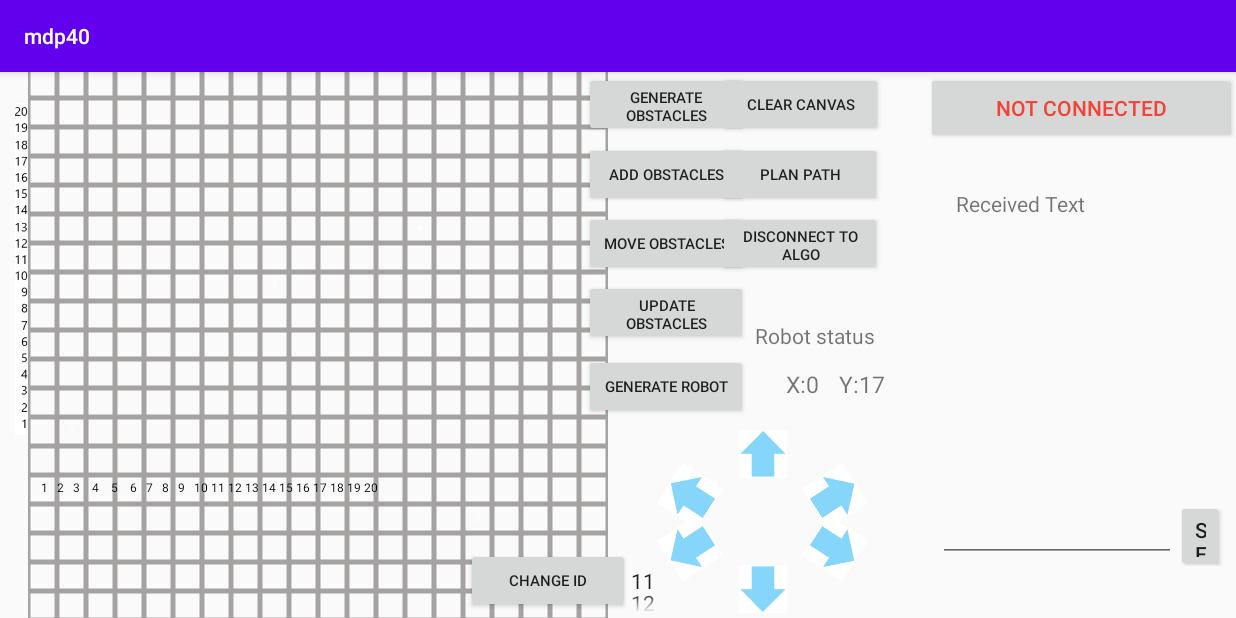
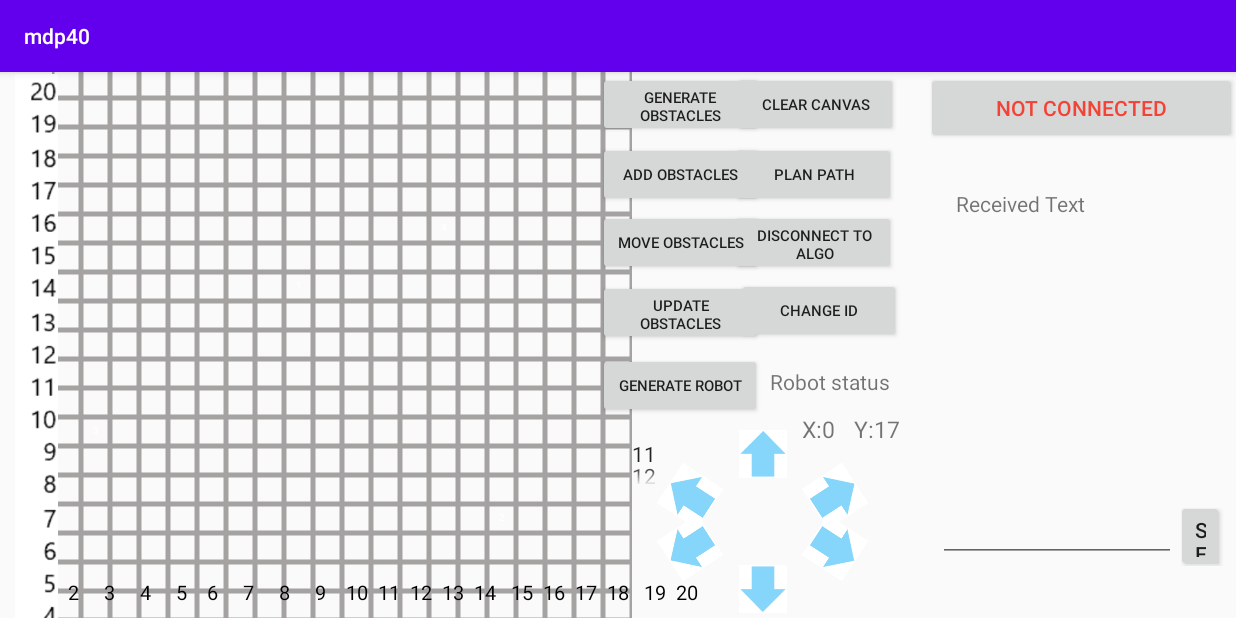
Before and after one commit to Anthony-Zou/mdp40, an Android app: the screen it shows after launch (MainActivity), on a phone screen of 824 x 412 dp (held sideways). Run offline under Robolectric (Android 15) with nearby library versions, the phone set to English and light mode, and no system bars.

Commit message:
latest layout

```diff
--- a/app/src/main/java/com/example/mdp40/MapGeneration/GridMap.java
+++ b/app/src/main/java/com/example/mdp40/MapGeneration/GridMap.java
@@ -20,9 +20,7 @@ import android.widget.TextView;
 import androidx.annotation.Nullable;
 import androidx.annotation.RequiresApi;
 
-import com.example.mdp40.MainActivity;
 import com.example.mdp40.R;
-import com.example.mdp40.bluetooth40.BluetoothService;
 import com.example.mdp40.fragments.mapPanelFragment;
 
 import java.util.ArrayList;
@@ -102,6 +100,7 @@ public class GridMap extends View{
         setMeasuredDimension(580, 580);
     }
 
+    @RequiresApi(api = Build.VERSION_CODES.N)
     @Override
     protected void onDraw(Canvas canvas){
         paint.setStyle(Paint.Style.FILL);
@@ -140,6 +139,7 @@ public class GridMap extends View{
         else {
             clearAll();
         }
+        //invalidate();
     }
 
     public void clearAll() {
@@ -295,6 +295,7 @@ public class GridMap extends View{
         canvas.drawRect(0, 0, 580, 580, paint);
     }
 
+    @RequiresApi(api = Build.VERSION_CODES.N)
     private void drawObstacles(Canvas canvas) {
         //System.out.println("grid map: " + game.getGripMap()[0][0]);
         if (game.getGripMap()[0][0] > 0) {
@@ -380,6 +381,7 @@ public class GridMap extends View{
         //move forward
         else if (game.getGripMap()[0][0] == 3) {
             moveRobot(canvas, resizedRobot, robotleftImage, robottopImage, 1);
+
         }
         //move backward
         else if (game.getGripMap()[0][0] == 4) {
--- a/app/src/main/res/layout/fragment_panel_center.xml
+++ b/app/src/main/res/layout/fragment_panel_center.xml
@@ -9,19 +9,6 @@
     tools:context=".fragments.mapPanelFragment">
 
 
-    <Button
-        android:id="@+id/moveObs"
-        android:layout_width="109dp"
-        android:layout_height="43dp"
-        android:text="Move Obstacles"
-        android:textSize="10sp"
-        app:layout_constraintBottom_toBottomOf="parent"
-        app:layout_constraintEnd_toEndOf="parent"
-        app:layout_constraintHorizontal_bias="0.777"
-        app:layout_constraintStart_toStartOf="parent"
-        app:layout_constraintTop_toTopOf="parent"
-        app:layout_constraintVertical_bias="0.288" />
-
     <NumberPicker
         android:id="@+id/numberPicker"
         android:layout_width="44dp"
@@ -29,23 +16,10 @@
         app:layout_constraintBottom_toBottomOf="parent"
         app:layout_constraintEnd_toEndOf="parent"
 
-        app:layout_constraintHorizontal_bias="0.717"
+        app:layout_constraintHorizontal_bias="0.718"
         app:layout_constraintStart_toStartOf="parent"
         app:layout_constraintTop_toTopOf="parent"
-        app:layout_constraintVertical_bias="0.989" />
-
-    <Button
-        android:id="@+id/addObs"
-        android:layout_width="109dp"
-        android:layout_height="43dp"
-        android:text="Add obstacles"
-        android:textSize="10sp"
-        app:layout_constraintBottom_toBottomOf="parent"
-        app:layout_constraintEnd_toEndOf="parent"
-        app:layout_constraintHorizontal_bias="0.777"
-        app:layout_constraintStart_toStartOf="parent"
-        app:layout_constraintTop_toTopOf="parent"
-        app:layout_constraintVertical_bias="0.145" />
+        app:layout_constraintVertical_bias="0.726" />
 
     <Button
         android:id="@+id/changeId"
@@ -56,37 +30,10 @@
         app:layout_constraintBottom_toBottomOf="parent"
         app:layout_constraintEnd_toEndOf="parent"
 
-        app:layout_constraintHorizontal_bias="0.616"
+        app:layout_constraintHorizontal_bias="0.986"
         app:layout_constraintStart_toStartOf="parent"
         app:layout_constraintTop_toTopOf="parent"
-        app:layout_constraintVertical_bias="0.989" />
-
-    <Button
-        android:id="@+id/genMap"
-        android:layout_width="109dp"
-        android:layout_height="43dp"
-        android:text="Generate Obstacles"
-        android:textSize="10sp"
-        app:layout_constraintBottom_toBottomOf="parent"
-        app:layout_constraintEnd_toEndOf="parent"
-        app:layout_constraintHorizontal_bias="0.778"
-        app:layout_constraintStart_toStartOf="parent"
-        app:layout_constraintTop_toTopOf="parent"
-        app:layout_constraintVertical_bias="0.0" />
-
-    <Button
-        android:id="@+id/clearCanvas"
-        android:layout_width="109dp"
-        android:layout_height="43dp"
-        android:text="Clear canvas"
-        android:textSize="10sp"
-        app:layout_constraintBottom_toBottomOf="parent"
-        app:layout_constraintEnd_toEndOf="parent"
-
-        app:layout_constraintHorizontal_bias="0.962"
-        app:layout_constraintStart_toStartOf="parent"
-        app:layout_constraintTop_toTopOf="parent"
-        app:layout_constraintVertical_bias="0.0" />
+        app:layout_constraintVertical_bias="0.429" />
 
     <Button
         android:id="@+id/genRobot"
@@ -97,23 +44,87 @@
         app:layout_constraintBottom_toBottomOf="parent"
         app:layout_constraintEnd_toEndOf="parent"
 
-        app:layout_constraintHorizontal_bias="0.778"
+        app:layout_constraintHorizontal_bias="0.797"
         app:layout_constraintStart_toStartOf="parent"
         app:layout_constraintTop_toTopOf="parent"
-        app:layout_constraintVertical_bias="0.587" />
+        app:layout_constraintVertical_bias="0.584" />
 
     <Button
-        android:id="@+id/updateObs"
+        android:id="@+id/disconnect"
         android:layout_width="109dp"
         android:layout_height="43dp"
-        android:text="Update Obstacles"
+        android:text="Disconnect to algo"
         android:textSize="10sp"
         app:layout_constraintBottom_toBottomOf="parent"
         app:layout_constraintEnd_toEndOf="parent"
-        app:layout_constraintHorizontal_bias="0.777"
+        app:layout_constraintHorizontal_bias="0.98"
         app:layout_constraintStart_toStartOf="parent"
         app:layout_constraintTop_toTopOf="parent"
-        app:layout_constraintVertical_bias="0.433" />
+        app:layout_constraintVertical_bias="0.287" />
+
+    <Button
+        android:id="@+id/genMap"
+        android:layout_width="109dp"
+        android:layout_height="43dp"
+        android:text="Generate Obstacles"
+        android:textSize="10sp"
+        app:layout_constraintBottom_toBottomOf="parent"
+        app:layout_constraintEnd_toEndOf="parent"
+        app:layout_constraintHorizontal_bias="0.797"
+        app:layout_constraintStart_toStartOf="parent"
+        app:layout_constraintTop_toTopOf="parent"
+        app:layout_constraintVertical_bias="0.0" />
+
+    <Button
+        android:id="@+id/addObs"
+        android:layout_width="109dp"
+        android:layout_height="43dp"
+        android:text="Add obstacles"
+        android:textSize="10sp"
+        app:layout_constraintBottom_toBottomOf="parent"
+        app:layout_constraintEnd_toEndOf="parent"
+        app:layout_constraintHorizontal_bias="0.796"
+        app:layout_constraintStart_toStartOf="parent"
+        app:layout_constraintTop_toTopOf="parent"
+        app:layout_constraintVertical_bias="0.145" />
+
+    <Button
+        android:id="@+id/moveObs"
+        android:layout_width="109dp"
+        android:layout_height="43dp"
+        android:text="Move Obstacles"
+        android:textSize="10sp"
+        app:layout_constraintBottom_toBottomOf="parent"
+        app:layout_constraintEnd_toEndOf="parent"
+        app:layout_constraintHorizontal_bias="0.796"
+        app:layout_constraintStart_toStartOf="parent"
+        app:layout_constraintTop_toTopOf="parent"
+        app:layout_constraintVertical_bias="0.287" />
+
+    <Button
+        android:id="@+id/planPath"
+        android:layout_width="109dp"
+        android:layout_height="43dp"
+        android:text="Plan path"
+        android:textSize="10sp"
+        app:layout_constraintBottom_toBottomOf="parent"
+        app:layout_constraintEnd_toEndOf="parent"
+        app:layout_constraintHorizontal_bias="0.98"
+        app:layout_constraintStart_toStartOf="parent"
+        app:layout_constraintTop_toTopOf="parent"
+        app:layout_constraintVertical_bias="0.145" />
+
+    <TextView
+        android:id="@+id/robotStatus"
+        android:layout_width="wrap_content"
+        android:layout_height="wrap_content"
+        android:text="Robot status"
+        app:layout_constraintBottom_toBottomOf="parent"
+        app:layout_constraintEnd_toEndOf="parent"
+        app:layout_constraintHorizontal_bias="0.973"
+        app:layout_constraintStart_toStartOf="parent"
+        app:layout_constraintTop_toTopOf="parent"
+        app:layout_constraintVertical_bias="0.571" />
 
     <TextView
         android:id="@+id/robotRightImage"
@@ -126,34 +137,7 @@
         app:layout_constraintHorizontal_bias="0.0"
         app:layout_constraintStart_toEndOf="@+id/robotY"
         app:layout_constraintTop_toTopOf="parent"
-        app:layout_constraintVertical_bias="0.576" />
-
-    <TextView
-        android:id="@+id/robotY"
-        android:layout_width="wrap_content"
-        android:layout_height="wrap_content"
-        android:text="Y:"
-        android:textSize="15sp"
-        app:layout_constraintBottom_toBottomOf="parent"
-        app:layout_constraintEnd_toEndOf="parent"
-
-        app:layout_constraintHorizontal_bias="0.941"
-        app:layout_constraintStart_toStartOf="parent"
-        app:layout_constraintTop_toTopOf="parent"
-        app:layout_constraintVertical_bias="0.576" />
-
-    <TextView
-        android:id="@+id/robotX"
-        android:layout_width="wrap_content"
-        android:layout_height="wrap_content"
-        android:text="X:"
-        android:textSize="15sp"
-        app:layout_constraintBottom_toBottomOf="parent"
-        app:layout_constraintEnd_toEndOf="parent"
-        app:layout_constraintHorizontal_bias="0.88"
-        app:layout_constraintStart_toStartOf="parent"
-        app:layout_constraintTop_toTopOf="parent"
-        app:layout_constraintVertical_bias="0.576" />
+        app:layout_constraintVertical_bias="0.664" />
 
     <TextView
         android:id="@+id/robotLeftImage"
@@ -167,7 +151,61 @@
         app:layout_constraintHorizontal_bias="0.0"
         app:layout_constraintStart_toEndOf="@+id/robotX"
         app:layout_constraintTop_toTopOf="parent"
-        app:layout_constraintVertical_bias="0.576" />
+        app:layout_constraintVertical_bias="0.664" />
+
+    <TextView
+        android:id="@+id/robotX"
+        android:layout_width="wrap_content"
+        android:layout_height="wrap_content"
+        android:text="X:"
+        android:textSize="15sp"
+        app:layout_constraintBottom_toBottomOf="parent"
+        app:layout_constraintEnd_toEndOf="parent"
+        app:layout_constraintHorizontal_bias="0.898"
+        app:layout_constraintStart_toStartOf="parent"
+        app:layout_constraintTop_toTopOf="parent"
+        app:layout_constraintVertical_bias="0.664" />
+
+    <TextView
+        android:id="@+id/robotY"
+        android:layout_width="wrap_content"
+        android:layout_height="wrap_content"
+        android:text="Y:"
+        android:textSize="15sp"
+        app:layout_constraintBottom_toBottomOf="parent"
+        app:layout_constraintEnd_toEndOf="parent"
+
+        app:layout_constraintHorizontal_bias="0.958"
+        app:layout_constraintStart_toStartOf="parent"
+        app:layout_constraintTop_toTopOf="parent"
+        app:layout_constraintVertical_bias="0.664" />
+
+    <Button
+        android:id="@+id/clearCanvas"
+        android:layout_width="109dp"
+        android:layout_height="43dp"
+        android:text="Clear canvas"
+        android:textSize="10sp"
+        app:layout_constraintBottom_toBottomOf="parent"
+        app:layout_constraintEnd_toEndOf="parent"
+
+        app:layout_constraintHorizontal_bias="0.982"
+        app:layout_constraintStart_toStartOf="parent"
+        app:layout_constraintTop_toTopOf="parent"
+        app:layout_constraintVertical_bias="0.0" />
+
+    <Button
+        android:id="@+id/updateObs"
+        android:layout_width="109dp"
+        android:layout_height="43dp"
+        android:text="Update Obstacles"
+        android:textSize="10sp"
+        app:layout_constraintBottom_toBottomOf="parent"
+        app:layout_constraintEnd_toEndOf="parent"
+        app:layout_constraintHorizontal_bias="0.796"
+        app:layout_constraintStart_toStartOf="parent"
+        app:layout_constraintTop_toTopOf="parent"
+        app:layout_constraintVertical_bias="0.432" />
 
     <ImageView
         android:id="@+id/forwardView"
@@ -253,78 +291,40 @@
         android:layout_height="315dp"
         app:layout_constraintBottom_toBottomOf="parent"
         app:layout_constraintEnd_toEndOf="parent"
-        app:layout_constraintHorizontal_bias="0.041"
+        app:layout_constraintHorizontal_bias="0.116"
         app:layout_constraintStart_toStartOf="parent"
         app:layout_constraintTop_toTopOf="parent"
-        app:layout_constraintVertical_bias="0.136"
+        app:layout_constraintVertical_bias="0.135"
         custom:XColour="#3F51B5"
         custom:mapColour="#A5A2A2"></com.example.mdp40.MapGeneration.GridMap>
 
     <TextView
-        android:id="@+id/robotStatus"
-        android:layout_width="wrap_content"
-        android:layout_height="wrap_content"
-        android:text="Robot status"
+        android:id="@+id/x_axis"
+        android:layout_width="551dp"
+        android:layout_height="22dp"
+        android:text="1     2     3     4     5    6     7     8     9    10  11  12  13  14   15  16  17  18   19  20"
+        android:textColor="@color/black"
+        android:textSize="13sp"
         app:layout_constraintBottom_toBottomOf="parent"
         app:layout_constraintEnd_toEndOf="parent"
-        app:layout_constraintHorizontal_bias="0.953"
+        app:layout_constraintHorizontal_bias="0.242"
         app:layout_constraintStart_toStartOf="parent"
         app:layout_constraintTop_toTopOf="parent"
-        app:layout_constraintVertical_bias="0.482" />
-
-    <Button
-        android:id="@+id/planPath"
-        android:layout_width="109dp"
-        android:layout_height="43dp"
-        android:text="Plan path"
-        android:textSize="10sp"
-        app:layout_constraintBottom_toBottomOf="parent"
-        app:layout_constraintEnd_toEndOf="parent"
-        app:layout_constraintHorizontal_bias="0.961"
-        app:layout_constraintStart_toStartOf="parent"
-        app:layout_constraintTop_toTopOf="parent"
-        app:layout_constraintVertical_bias="0.145" />
-
-    <Button
-        android:id="@+id/disconnect"
-        android:layout_width="109dp"
-        android:layout_height="43dp"
-        android:text="Disconnect to algo"
-        android:textSize="10sp"
-        app:layout_constraintBottom_toBottomOf="parent"
-        app:layout_constraintEnd_toEndOf="parent"
-        app:layout_constraintHorizontal_bias="0.961"
-        app:layout_constraintStart_toStartOf="parent"
-        app:layout_constraintTop_toTopOf="parent"
-        app:layout_constraintVertical_bias="0.288" />
-
-    <TextView
-        android:id="@+id/x_axis"
-        android:layout_width="wrap_content"
-        android:layout_height="wrap_content"
-        android:text="1   2   3    4    5    6   7   8   9   10 11 12 13 14 15 16 17 18 19 20"
-        android:textColor="@color/black"
-        android:textSize="8sp"
-        app:layout_constraintBottom_toBottomOf="parent"
-        app:layout_constraintEnd_toEndOf="parent"
-        app:layout_constraintHorizontal_bias="0.047"
-        app:layout_constraintStart_toStartOf="parent"
-        app:layout_constraintTop_toTopOf="parent"
-        app:layout_constraintVertical_bias="0.77" />
+        app:layout_constraintVertical_bias="0.987" />
 
     <ImageView
         android:id="@+id/imageView8"
-        android:layout_width="26dp"
-        android:layout_height="221dp"
+        android:layout_width="75dp"
+        android:layout_height="442dp"
         android:src="@drawable/y_axis"
-        android:translationX="-17sp"
+        android:translationX="-35sp"
         android:translationY="1sp"
         app:layout_constraintBottom_toBottomOf="parent"
         app:layout_constraintEnd_toEndOf="parent"
         app:layout_constraintHorizontal_bias="0.0"
         app:layout_constraintStart_toStartOf="parent"
         app:layout_constraintTop_toTopOf="parent"
-        app:layout_constraintVertical_bias="0.136" />
+        app:layout_constraintVertical_bias="0.0" />
 
     <!-- TODO: Update blank fragment layout -->
     <!--    <TextView-->
```
Also changed, not shown: app/src/main/java/com/example/mdp40/fragments/mapPanelFragment.java (+5 -8 lines).
